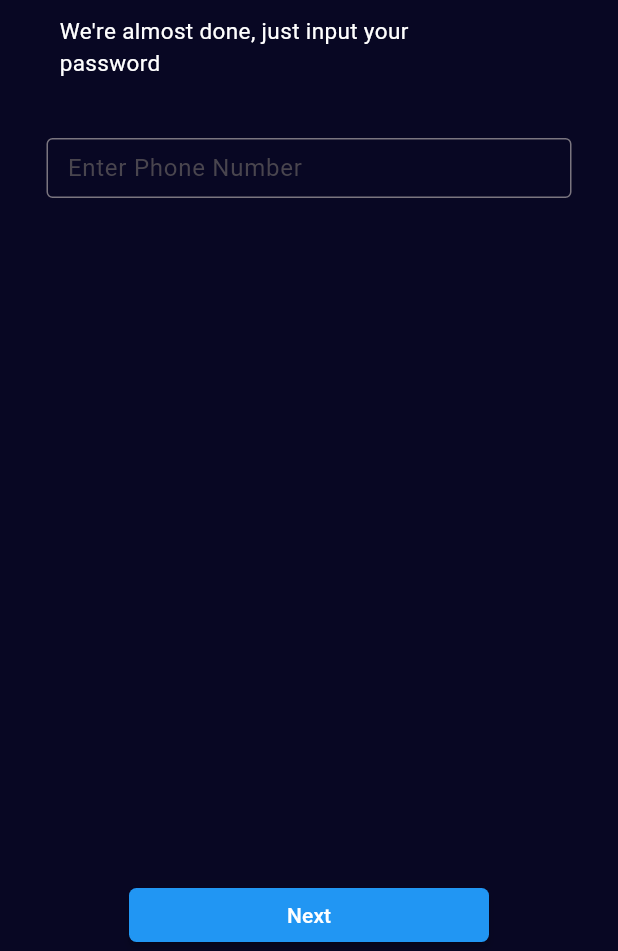
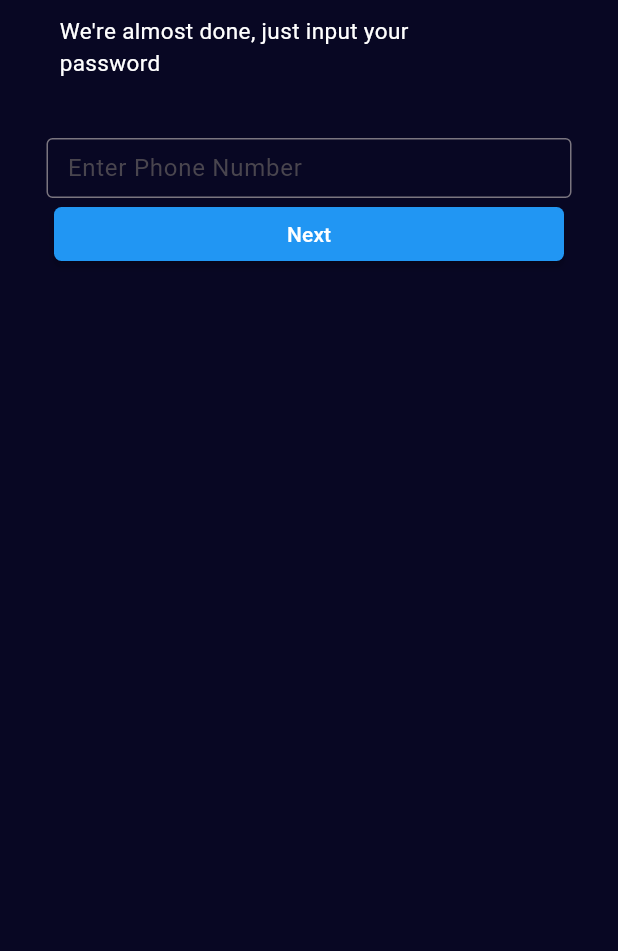
Before and after one commit to marvelwilson/pack, a Flutter app: the SignUp screen opened directly, after a tap on "Next", on a phone screen of 412 x 824 dp, the part 285-1236 px from its top. Run offline on Flutter 3.47's test engine with Material 2 defaults, Android fonts, the phone set to English and light mode, and no system bars; our stand-ins replace flutter_native_splash.

Commit message:
little changes

```diff
--- a/lib/pages/signUp.dart
+++ b/lib/pages/signUp.dart
@@ -10,8 +10,9 @@ class SignUp extends StatefulWidget {
   State<SignUp> createState() => _SignUpState();
 }
 
+final PageController pagecontroller = PageController(initialPage: 0);
+
 class _SignUpState extends State<SignUp> {
-  final PageController pagecontroller = PageController(initialPage: 0);
   int currentpage = 0;
   List<Widget> pages = [
     Itemboarding(
@@ -74,25 +75,9 @@ class _SignUpState extends State<SignUp> {
               });
             },
           )),
-          (currentpage < 2)
-              ? MaterialButton(
-                  shape: RoundedRectangleBorder(
-                      borderRadius: BorderRadius.circular(5)),
-                  minWidth: 240,
-                  color: Colors.blue,
-                  onPressed: () {
-                    pagecontroller.nextPage(
-                        duration: Duration(microseconds: 300),
-                        curve: Curves.easeIn);
-                  },
-                  child: const Text(
-                    'Next',
-                    style: TextStyle(
-                      color: Colors.white,
-                    ),
-                  ),
-                )
-              : Column(),
+          // (currentpage < 2)
+          //     ?
+          //     : Column(),
         ],
       ),
     );
@@ -190,6 +175,23 @@ class Itemboarding extends StatelessWidget {
                         // validator: _FormValidators.validateName,
                       ),
                     ),
+                    MaterialButton(
+                      shape: RoundedRectangleBorder(
+                          borderRadius: BorderRadius.circular(5)),
+                      minWidth: 340,
+                      color: Colors.blue,
+                      onPressed: () {
+                        pagecontroller.nextPage(
+                            duration: Duration(microseconds: 300),
+                            curve: Curves.easeIn);
+                      },
+                      child: const Text(
+                        'Next',
+                        style: TextStyle(
+                          color: Colors.white,
+                        ),
+                      ),
+                    )
                   ],
                 ),
         ],
```
